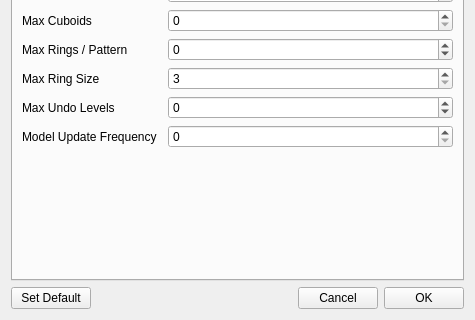
Old version of the form src/gui/prefs.ui in the repository trisyoungs/aten; both pictures show x 0 to 475 and y 179 to 499 of the 475 by 499 pixel window.
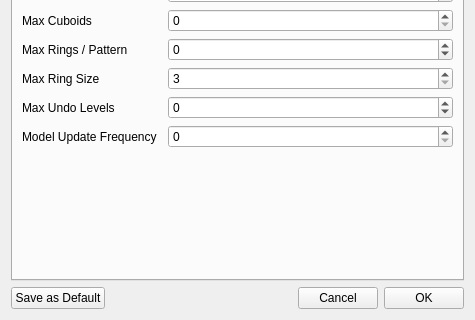
New version of the form. Icons and pictures are not drawn. Custom widgets are drawn as their Qt base class.

Commit message: Added back in optional allowDummy argument to Model::createExpression(), but its usage is now correct. Updated gromacs 'gro' file export to use pattern definitions and write correct 'residue' information. Changed wording of 'Set Default' button in Prefs window to 'Save as Default'. Changed Prefs::updateEnergy*() routines to return FALSE on first step. Corrected output of CG minimiser which was printing RMS force instead of total energy on Init step,

Diff of the .ui file:
```diff
--- a/src/gui/prefs.ui
+++ b/src/gui/prefs.ui
@@ -3119,7 +3119,7 @@
      <item>
       <widget class="QPushButton" name="PrefsSetDefaultButton">
        <property name="text">
-        <string>Set Default</string>
+        <string>Save as Default</string>
        </property>
        <property name="autoDefault">
         <bool>false</bool>
```
Left out of the diff: 2 changed lines with no effect on the pictures. The commit also changes 19 other files.
